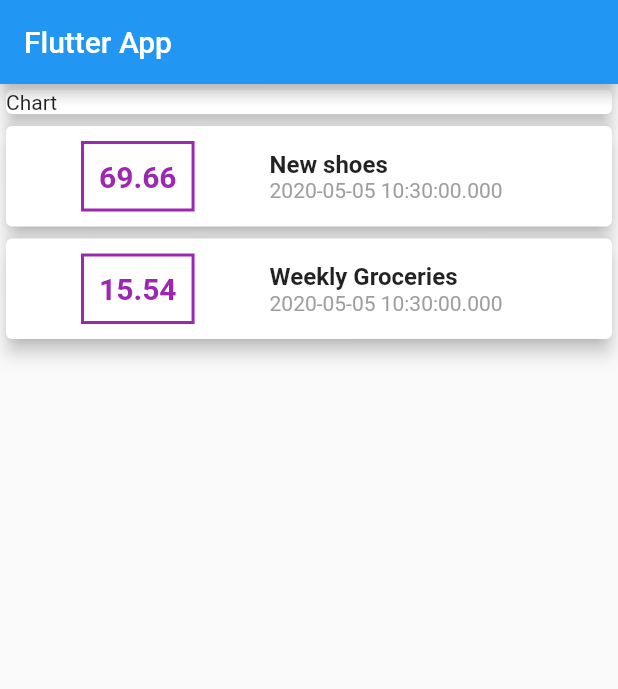
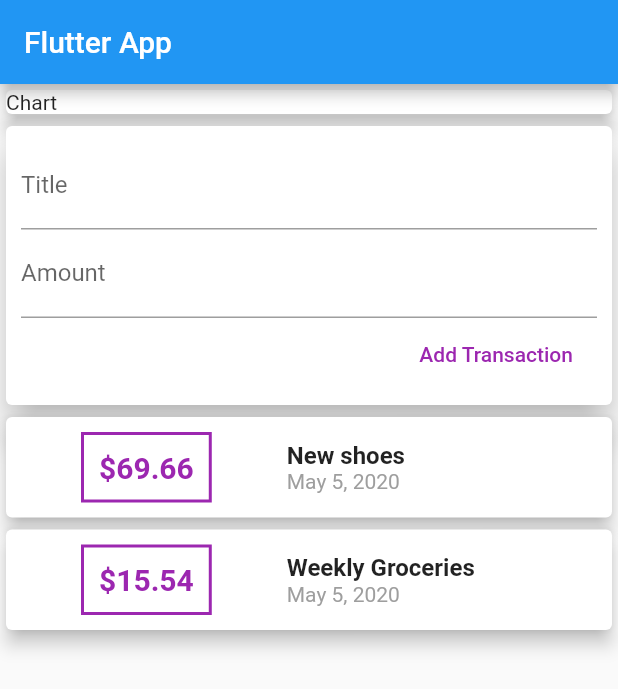
Before and after one commit to fadilparves/FLUTTER-SAMPLE, a Flutter app: the screen it shows after launch, on a phone screen of 412 x 824 dp. Shown: the top 689 px of the screen. Run offline on Flutter 3.47's test engine with Material 2 defaults, Android fonts, the phone set to English and light mode, and no system bars.

Commit message:
new lib and step 5

```diff
--- a/expenses_app/lib/main.dart
+++ b/expenses_app/lib/main.dart
@@ -1,5 +1,6 @@
 import './transaction.dart';
 import 'package:flutter/material.dart';
+import 'package:intl/intl.dart';
 
 void main() => runApp(MyApp());
 
@@ -32,17 +33,57 @@ class MyHomePage extends StatelessWidget {
       ),
     ];
 
+    // String titleInput;
+    // String amountInput;
+
+    final titleController = TextEditingController();
+    final amountController = TextEditingController();
+
     return Scaffold(
       appBar: AppBar(
         title: Text('Flutter App'),
       ),
       body: Column(
+        mainAxisAlignment: MainAxisAlignment.start,
+        crossAxisAlignment: CrossAxisAlignment.stretch,
         children: <Widget>[
           Container(
             width: double.infinity,
             child: Card(
               child: Text('Chart'),
               elevation: 5,
+            ),
+          ),
+          Card(
+            elevation: 10,
+            child: Container(
+              padding: EdgeInsets.all(10),
+              child: Column(
+                crossAxisAlignment: CrossAxisAlignment.end,
+                children: <Widget>[
+                  TextField(
+                    decoration: InputDecoration(labelText: 'Title'),
+                    controller: titleController,
+                    // onChanged: (value) {
+                    //   titleInput = value;
+                    // },
+                  ),
+                  TextField(
+                    decoration: InputDecoration(labelText: 'Amount'),
+                    controller: amountController,
+                    // onChanged: (value) {
+                    //   amountInput = value;
+                    // },
+                  ),
+                  FlatButton(
+                    child: Text('Add Transaction'),
+                    textColor: Colors.purple,
+                    onPressed: () {
+                      print(titleController.text);
+                    },
+                  )
+                ],
+              ),
             ),
           ),
           Column(
@@ -64,7 +105,7 @@ class MyHomePage extends StatelessWidget {
                       ),
                       padding: EdgeInsets.all(10),
                       child: Text(
-                        tx.amount.toString(),
+                        '\$${tx.amount}',
                         style: TextStyle(
                           fontWeight: FontWeight.bold,
                           fontSize: 20,
@@ -82,7 +123,7 @@ class MyHomePage extends StatelessWidget {
                             fontWeight: FontWeight.bold,
                           ),
                         ),
-                        Text(tx.date.toString(),
+                        Text(DateFormat.yMMMd().format(tx.date),
                             style: TextStyle(
                               color: Colors.grey,
                             )),
--- a/expenses_app/pubspec.yaml
+++ b/expenses_app/pubspec.yaml
@@ -19,6 +19,7 @@ environment:
 dependencies:
   flutter:
     sdk: flutter
+  intl: ^0.16.1
 
   # The following adds the Cupertino Icons font to your application.
   # Use with the CupertinoIcons class for iOS style icons.
```
Also changed, not shown: expenses_app/pubspec.lock.
